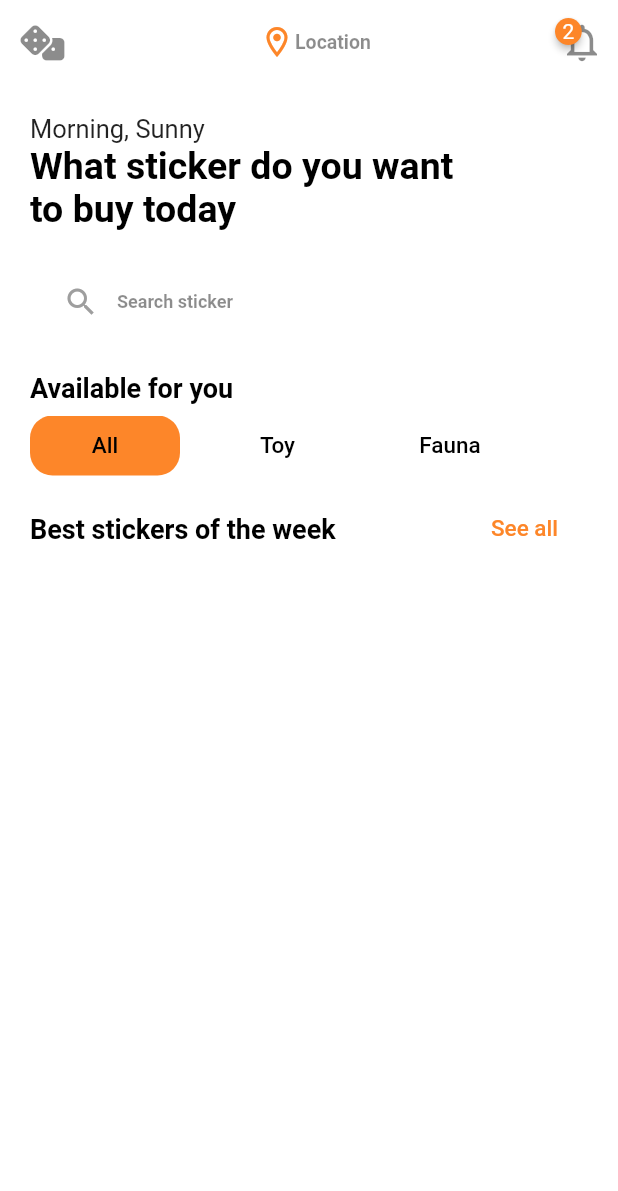
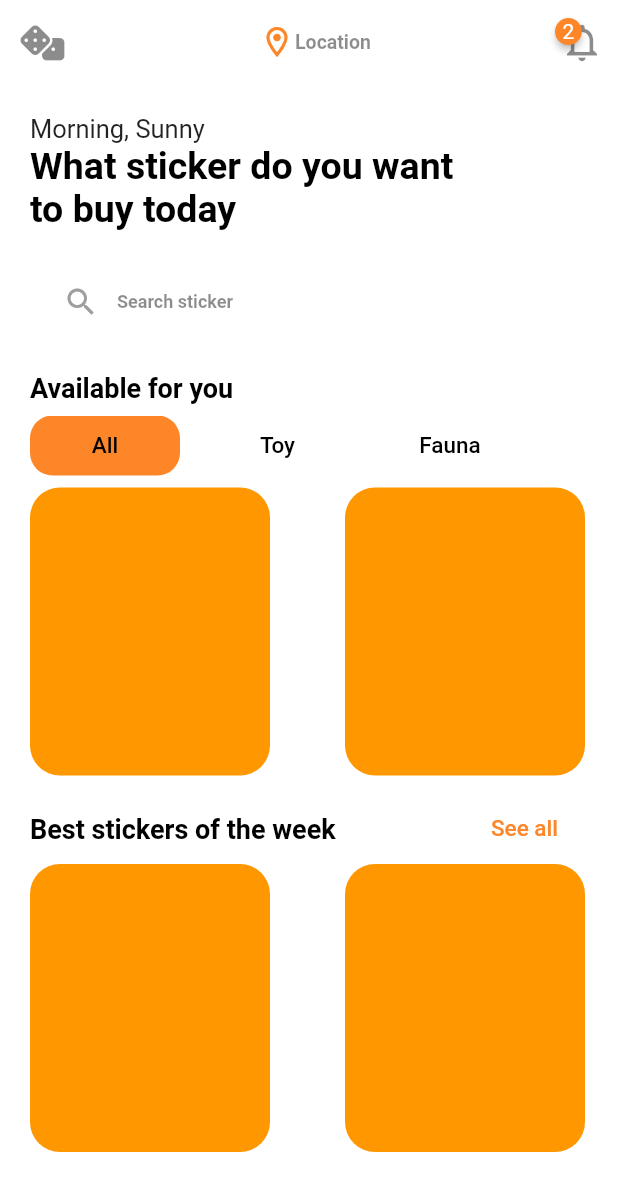
Before and after one commit to OlegKorolyov/flutter-sun-stickers, a Flutter app: the screen it shows after launch, on a phone screen of 412 x 824 dp. Shown: the top 1191 px of the screen. Run offline on Flutter 3.47's test engine with Material 2 defaults, Android fonts, the light colour scheme and no system bars; drawn by our look-alikes of badges; our stand-ins replace font_awesome_flutter.

Commit message:
widget sticker view list

```diff
--- /dev/null
+++ b/lib/data/_data.dart
@@ -0,0 +1 @@
+export 'models/_models.dart';
--- a/lib/ui/screens/sticker_list_screen.dart
+++ b/lib/ui/screens/sticker_list_screen.dart
@@ -40,6 +40,7 @@ class StickerListState extends State<StickerList> {
                 style: Theme.of(context).textTheme.displaySmall,
               ),
               _categories(),
+              StickerViewList(stickers: AppData.stickers),
               Padding(
                 padding: const EdgeInsets.only(top: 25, bottom: 5),
                 child: Row(
@@ -60,6 +61,7 @@ class StickerListState extends State<StickerList> {
                   ],
                 ),
               ),
+              StickerViewList(stickers: AppData.stickers),
             ],
           ),
         ),
--- a/lib/ui/widgets/_widgets.dart
+++ b/lib/ui/widgets/_widgets.dart
@@ -0,0 +1 @@
+export 'sticker_list_view.dart';
--- /dev/null
+++ b/lib/ui/widgets/sticker_list_view.dart
@@ -0,0 +1,37 @@
+import 'package:flutter/material.dart';
+import '../../data/_data.dart';
+
+
+class StickerViewList extends StatelessWidget {
+  const StickerViewList({super.key, required this.stickers, this.isReserved = false});
+
+  final List<Sticker> stickers;
+  final bool isReserved;
+
+  @override
+  Widget build(BuildContext context) {
+    return SizedBox(
+      height: 200,
+      child: ListView.separated(
+          scrollDirection: Axis.horizontal,
+          padding: const EdgeInsets.only(top: 8.0),
+          itemBuilder: (_, index) {
+            return Container(
+              width: 160,
+              decoration: const BoxDecoration(
+                color: Colors.orange,
+                borderRadius: BorderRadius.all(Radius.circular(20))
+              ),
+            );
+          },
+          separatorBuilder: (_, __) {
+            return Container(
+              width: 50,
+            );
+          },
+          itemCount: stickers.length
+      ),
+    );
+  }
+
+}
```
